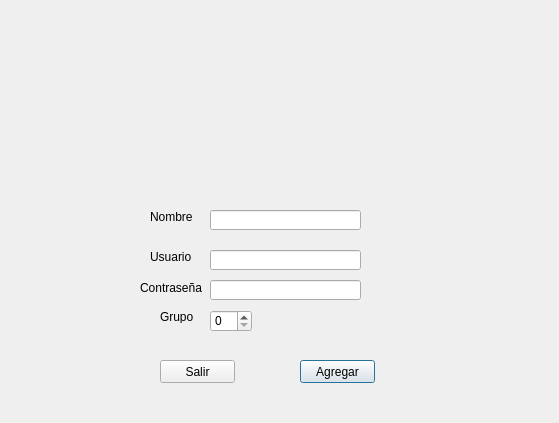
Old version of the form altaprofesores.ui in the repository TellaCampos/proyecto-escuela.
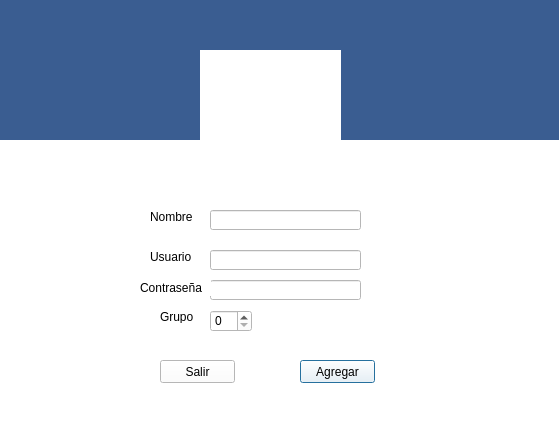
New version of the form. Icons and pictures are not drawn.

Diff of the .ui file:
```diff
--- a/altaprofesores.ui
+++ b/altaprofesores.ui
@@ -14,7 +14,7 @@
    <string>Dialog</string>
   </property>
   <property name="styleSheet">
-   <string notr="true"/>
+   <string notr="true">background-color: rgb(255, 255, 255);</string>
   </property>
   <widget class="QLineEdit" name="lineEdit">
    <property name="geometry">
@@ -153,6 +153,34 @@
     <string>Grupo</string>
    </property>
   </widget>
+  <widget class="QLabel" name="label_6">
+   <property name="geometry">
+    <rect>
+     <x>-4</x>
+     <y>-1</y>
+     <width>571</width>
+     <height>141</height>
+    </rect>
+   </property>
+   <property name="styleSheet">
+    <string notr="true">background-color: rgb(58, 93, 145);</string>
+   </property>
+   <property name="text">
+    <string/>
+   </property>
+  </widget>
+  <zorder>label_6</zorder>
+  <zorder>lineEdit</zorder>
+  <zorder>lineEdit_2</zorder>
+  <zorder>pushButton</zorder>
+  <zorder>label</zorder>
+  <zorder>label_2</zorder>
+  <zorder>pushButton_2</zorder>
+  <zorder>label_3</zorder>
+  <zorder>label_4</zorder>
+  <zorder>lineEdit_3</zorder>
+  <zorder>spinBox</zorder>
+  <zorder>label_5</zorder>
  </widget>
  <resources/>
  <connections/>
```
